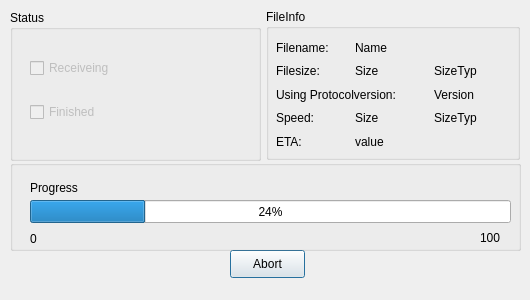
This is src/gui/form_fileReceive.ui in vituperative/i2pchat as Qt 5 draws it before an edit. The edited form follows.
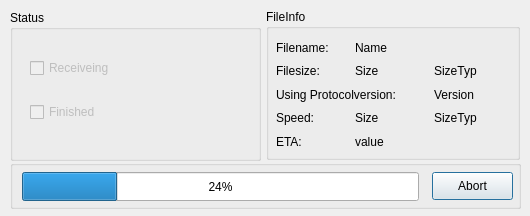
This is the edited form. Icons and pictures are not drawn.

Commit message: Cleanups: ui refinements, snapshop debugging cleanups

Patch:
```diff
--- a/src/gui/form_fileReceive.ui
+++ b/src/gui/form_fileReceive.ui
@@ -7,19 +7,19 @@
     <x>0</x>
     <y>0</y>
     <width>530</width>
-    <height>300</height>
+    <height>216</height>
    </rect>
   </property>
   <property name="minimumSize">
    <size>
     <width>530</width>
-    <height>300</height>
+    <height>216</height>
    </size>
   </property>
   <property name="maximumSize">
    <size>
     <width>530</width>
-    <height>300</height>
+    <height>216</height>
    </size>
   </property>
   <property name="sizeIncrement">
@@ -192,81 +192,42 @@
     </layout>
    </widget>
   </widget>
-  <widget class="QPushButton" name="pushButton">
-   <property name="geometry">
-    <rect>
-     <x>230</x>
-     <y>250</y>
-     <width>75</width>
-     <height>28</height>
-    </rect>
-   </property>
-   <property name="text">
-    <string>Abort</string>
-   </property>
-  </widget>
   <widget class="QGroupBox" name="groupBox">
    <property name="geometry">
     <rect>
      <x>10</x>
      <y>160</y>
      <width>511</width>
-     <height>91</height>
+     <height>49</height>
     </rect>
    </property>
    <property name="title">
     <string/>
    </property>
-   <widget class="QLabel" name="label_2">
-    <property name="geometry">
-     <rect>
-      <x>20</x>
-      <y>20</y>
-      <width>56</width>
-      <height>15</height>
-     </rect>
-    </property>
-    <property name="text">
-     <string>Progress</string>
-    </property>
-   </widget>
    <widget class="QProgressBar" name="progressBar">
     <property name="geometry">
      <rect>
-      <x>20</x>
-      <y>40</y>
-      <width>481</width>
-      <height>23</height>
+      <x>12</x>
+      <y>12</y>
+      <width>397</width>
+      <height>29</height>
      </rect>
     </property>
     <property name="value">
      <number>24</number>
     </property>
    </widget>
-   <widget class="QLabel" name="label_3">
+   <widget class="QPushButton" name="pushButton">
     <property name="geometry">
      <rect>
-      <x>470</x>
-      <y>70</y>
-      <width>24</width>
-      <height>15</height>
+      <x>422</x>
+      <y>12</y>
+      <width>81</width>
+      <height>28</height>
      </rect>
     </property>
     <property name="text">
-     <string>100</string>
-    </property>
-   </widget>
-   <widget class="QLabel" name="label_8">
-    <property name="geometry">
-     <rect>
-      <x>20</x>
-      <y>70</y>
-      <width>21</width>
-      <height>18</height>
-     </rect>
-    </property>
-    <property name="text">
-     <string>0</string>
+     <string>Abort</string>
     </property>
    </widget>
   </widget>
```
Left out of the diff: 2 changed lines with no effect on the pictures. The commit also changes 7 other files.
